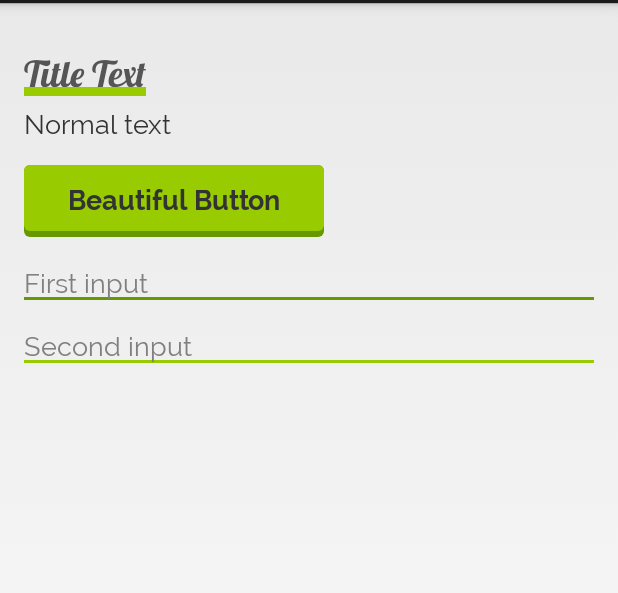
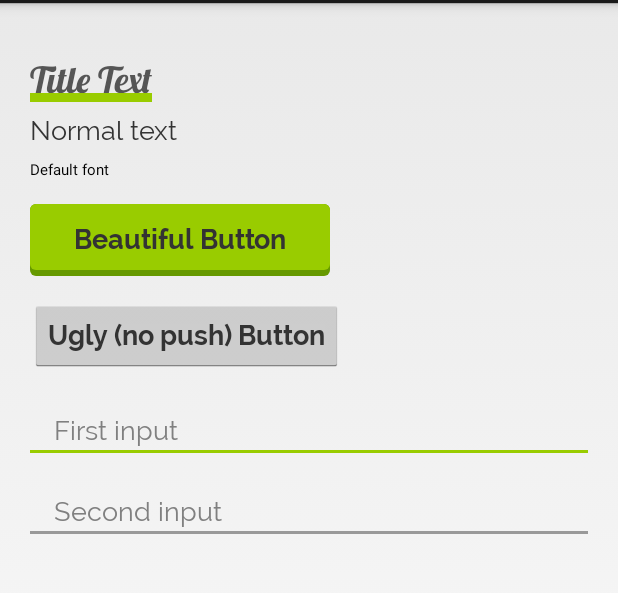
Before and after one commit to CodeAndMagic/AndroidWidgetsExt, an Android app: the screen it shows after launch (HomeActivity), on a phone screen of 412 x 824 dp, the part 69-662 px from its top. Run offline under Robolectric (Android 15) with nearby library versions, the phone set to English and light mode, and no system bars; our stand-ins replace ButterKnife.

Commit message:
Set the extensions based on the ext attributes used rather than explicitly. Draw the background first for animated drawable.

```diff
--- a/app/src/main/res/layout/activity_home.xml
+++ b/app/src/main/res/layout/activity_home.xml
@@ -1,14 +1,9 @@
 <LinearLayout xmlns:android="http://schemas.android.com/apk/res/android"
-              xmlns:tools="http://schemas.android.com/tools"
+              xmlns:app="http://schemas.android.com/apk/res-auto"
               android:orientation="vertical"
               android:layout_width="match_parent"
               android:layout_height="match_parent"
-              android:paddingLeft="@dimen/activity_horizontal_margin"
-              android:paddingRight="@dimen/activity_horizontal_margin"
-              android:paddingTop="@dimen/activity_vertical_margin"
-              android:paddingBottom="@dimen/activity_vertical_margin"
-              tools:context=".HomeActivity">
-
+              android:padding="20dp">
 
     <ext.TextView
         android:layout_width="wrap_content"
@@ -23,12 +18,26 @@
         android:layout_marginTop="8dp"
         android:text="Normal text"/>
 
+    <ext.TextView
+        android:layout_width="wrap_content"
+        android:layout_height="wrap_content"
+        android:layout_marginTop="8dp"
+        android:textAppearance="@null"
+        android:text="Default font"/>
+
     <ext.Button
         android:id="@+id/button"
         android:layout_width="wrap_content"
         android:layout_height="wrap_content"
         android:layout_marginTop="16dp"
         android:text="Beautiful Button"/>
+
+    <ext.Button
+        android:layout_width="wrap_content"
+        android:layout_height="wrap_content"
+        android:layout_marginTop="16dp"
+        app:pushDepth="0dp"
+        android:text="Ugly (no push) Button"/>
 
     <ext.EditText
         android:layout_width="match_parent"
@@ -40,7 +49,6 @@
         android:layout_width="match_parent"
         android:layout_height="wrap_content"
         android:layout_marginTop="20dp"
-        android:hint="Second input"
-        style="@style/EditTextStyle.FromLeft"/>
+        android:hint="Second input"/>
 
 </LinearLayout>
--- a/app/src/main/res/layout/fragment_simple_form.xml
+++ b/app/src/main/res/layout/fragment_simple_form.xml
@@ -59,7 +59,7 @@
             android:gravity="center"
             android:hint="mm"/>
 
-        <ext.EditText
+        <EditText
             android:id="@+id/birthday_year"
             android:layout_width="wrap_content"
             android:layout_height="wrap_content"
--- /dev/null
+++ b/app/src/main/res/values/colors.xml
@@ -0,0 +1,5 @@
+<resources>
+    <color name="primary">#9c0</color>
+    <color name="primaryDark">#690</color>
+    <color name="neutral">#999</color>
+</resources>
--- a/app/src/main/res/values/dimens.xml
+++ b/app/src/main/res/values/dimens.xml
@@ -1,5 +1,3 @@
 <resources>
-    <!-- Default screen margins, per the Android Design guidelines. -->
-    <dimen name="activity_horizontal_margin">16dp</dimen>
-    <dimen name="activity_vertical_margin">16dp</dimen>
+    <dimen name="edit_text_stroke">2dp</dimen>
 </resources>
--- a/app/src/main/res/values/styles.xml
+++ b/app/src/main/res/values/styles.xml
@@ -1,8 +1,8 @@
 <resources>
 
     <style name="AppTheme" parent="android:Theme.Holo.Light.DarkActionBar">
-        <item name="colorPrimary">#9c0</item>
-        <item name="colorPrimaryDark">#690</item>
+        <item name="colorPrimary">@color/primary</item>
+        <item name="colorPrimaryDark">@color/primaryDark</item>
         <item name="android:textViewStyle">@style/TextViewStyle</item>
         <item name="android:editTextStyle">@style/EditTextStyle</item>
         <item name="android:buttonStyle">@style/ButtonStyle</item>
@@ -44,11 +44,15 @@
     </style>
 
     <style name="EditTextStyle" parent="android:Widget.Holo.EditText">
-        <item name="animatedStrokeWidth">2dp</item>
+        <item name="strokeWidth">2dp</item>
         <item name="drawableClass">ext.drawable.AnimatedStrokeDrawable</item>
         <item name="animateFromCenter">true</item>
         <item name="android:textAppearance">@style/TextAppearance</item>
-        <item name="android:background">@null</item>
+        <item name="android:background">@color/neutral</item>
+        <item name="android:paddingTop">8dp</item>
+        <item name="android:paddingBottom">4dp</item>
+        <item name="android:paddingLeft">16dp</item>
+        <item name="android:paddingRight">16dp</item>
     </style>
 
     <style name="EditTextStyle.FromLeft">
--- a/lib/src/main/java/ext/drawable/AnimatedDrawable.java
+++ b/lib/src/main/java/ext/drawable/AnimatedDrawable.java
@@ -2,10 +2,10 @@ package ext.drawable;
 
 import android.content.Context;
 import android.content.res.TypedArray;
+import android.graphics.Canvas;
 import android.graphics.Rect;
 import android.graphics.drawable.Drawable;
 import android.util.AttributeSet;
-import android.util.Log;
 import android.view.View;
 import android.view.animation.AccelerateDecelerateInterpolator;
 import android.view.animation.Interpolator;
@@ -23,6 +23,7 @@ public abstract class AnimatedDrawable extends Drawable {
 	protected Context mContext;
 	protected Interpolator mInterpolator;
 	protected int mAnimationDuration;
+	protected Drawable mBackground;
 
 	public AnimatedDrawable(Context context, AttributeSet attrs, int defStyleAttr, int defStyleRes) {
 		mContext = context;
@@ -31,6 +32,10 @@ public abstract class AnimatedDrawable extends Drawable {
 		TypedArray array = context.obtainStyledAttributes(attrs, R.styleable.AnimatedBackgroundExtension, defStyleAttr, defStyleRes);
 		String interpolatorClass = array.getString(R.styleable.AnimatedBackgroundExtension_interpolatorClass);
 		mAnimationDuration = array.getInt(R.styleable.AnimatedBackgroundExtension_android_animationDuration, mAnimationDuration);
+		int backgroundId = array.getResourceId(R.styleable.AnimatedBackgroundExtension_android_background, 0);
+		if (backgroundId != 0) {
+			mBackground = context.getResources().getDrawable(backgroundId);
+		}
 		array.recycle();
 
 		mInterpolator = instantiateInterpolator(interpolatorClass);
@@ -56,11 +61,56 @@ public abstract class AnimatedDrawable extends Drawable {
 		mInterpolator = interpolator;
 	}
 
-	// Add below all methods that a drawable might be interested in
-
 	public abstract void onViewAttachedToWindow(View view);
 
 	public abstract void onViewDetachedToWindow(View view);
 
 	public abstract void onFocusChanged(boolean focused, int direction, Rect previouslyFocusedRect);
+
+	@Override
+	public void draw(Canvas canvas) {
+		if (mBackground != null) {
+			mBackground.draw(canvas);
+		}
+	}
+
+	@Override
+	public void setBounds(int left, int top, int right, int bottom) {
+		if (mBackground != null) {
+			mBackground.setBounds(left, top, right, bottom);
+		}
+		super.setBounds(left, top, right, bottom);
+	}
+
+	@Override
+	public void setBounds(Rect bounds) {
+		if (mBackground != null) {
+			mBackground.setBounds(bounds);
+		}
+		super.setBounds(bounds);
+	}
+
+	@Override
+	public void setChangingConfigurations(int configs) {
+		if (mBackground != null) {
+			mBackground.setChangingConfigurations(configs);
+		}
+		super.setChangingConfigurations(configs);
+	}
+
+	@Override
+	public boolean setState(int[] stateSet) {
+		if (mBackground != null) {
+			mBackground.setState(stateSet);
+		}
+		return super.setState(stateSet);
+	}
+
+	@Override
+	public void jumpToCurrentState() {
+		if (mBackground != null) {
+			mBackground.jumpToCurrentState();
+		}
+		super.jumpToCurrentState();
+	}
 }
--- a/lib/src/main/java/ext/drawable/AnimatedStrokeDrawable.java
+++ b/lib/src/main/java/ext/drawable/AnimatedStrokeDrawable.java
@@ -3,6 +3,8 @@ package ext.drawable;
 import android.animation.ObjectAnimator;
 import android.content.Context;
 import android.content.res.TypedArray;
+import android.graphics.Bitmap;
+import android.graphics.Bitmap.Config;
 import android.graphics.Canvas;
 import android.graphics.Color;
 import android.graphics.ColorFilter;
@@ -41,23 +43,24 @@ public class AnimatedStrokeDrawable extends AnimatedDrawable {
 
 		array = context.obtainStyledAttributes(attrs, R.styleable.AnimatedStrokeDrawable, defStyleAttr, defStyleRes);
 		mStrokeWidth = (int) TypedValue.applyDimension(TypedValue.COMPLEX_UNIT_DIP, 1, context.getResources().getDisplayMetrics());
-		mStrokeWidth = array.getDimensionPixelSize(R.styleable.AnimatedStrokeDrawable_animatedStrokeWidth, mStrokeWidth);
+		mStrokeWidth = array.getDimensionPixelSize(R.styleable.AnimatedStrokeDrawable_strokeWidth, mStrokeWidth);
 		mAnimateFromCenter = array.getBoolean(R.styleable.AnimatedStrokeDrawable_animateFromCenter, mAnimateFromCenter);
 		array.recycle();
 
 		mPaint = new Paint(Paint.ANTI_ALIAS_FLAG);
 		mPaint.setStyle(Style.FILL);
-		mPaint.setColor(colorPrimary);
+		mPaint.setColor(colorPrimaryDark);
 
 		mFocusedPaint = new Paint(Paint.ANTI_ALIAS_FLAG);
 		mFocusedPaint.setStyle(Style.FILL);
-		mFocusedPaint.setColor(colorPrimaryDark);
+		mFocusedPaint.setColor(colorPrimary);
 
 		mBounds = new Rect();
 	}
 
 	@Override
 	protected void onBoundsChange(Rect bounds) {
+		super.onBoundsChange(bounds);
 		mBounds.set(bounds);
 		if (mStartAfterBoundsSet) {
 			animateFocus();
@@ -77,30 +80,29 @@ public class AnimatedStrokeDrawable extends AnimatedDrawable {
 
 	@Override
 	public void draw(Canvas canvas) {
+
 		final Rect bounds = getBounds();
 		final int saveCount = canvas.save();
+
 		canvas.translate(bounds.left, bounds.top);
-		canvas.drawRect(getBounds().left, getBounds().bottom - mStrokeWidth, getBounds().right, getBounds().bottom, mPaint);
+		if (mBackground == null) {
+			canvas.drawRect(bounds.left, bounds.bottom - mStrokeWidth, bounds.right, bounds.bottom, mPaint);
+		} else {
+			Bitmap bitmap = Bitmap.createBitmap(mBounds.width(), mStrokeWidth, Config.ARGB_8888);
+			Canvas bgCanvas = new Canvas(bitmap);
+			mBackground.draw(bgCanvas);
+			canvas.drawBitmap(bitmap, bounds.left, bounds.bottom - mStrokeWidth, mPaint);
+		}
 
 		if (mAnimateFromCenter) {
 			int w = getIntrinsicWidth();
 			float left = ((float) (w - mWidth)) / 2.0f;
 			float right = left + mWidth;
-			canvas.drawRect(left, getBounds().bottom - mStrokeWidth, right, getBounds().bottom, mFocusedPaint);
+			canvas.drawRect(left, bounds.bottom - mStrokeWidth, right, bounds.bottom, mFocusedPaint);
 		} else {
-			canvas.drawRect(getBounds().left, getBounds().bottom - mStrokeWidth, getBounds().left + mWidth, getBounds().bottom, mFocusedPaint);
+			canvas.drawRect(bounds.left, bounds.bottom - mStrokeWidth, bounds.left + mWidth, bounds.bottom, mFocusedPaint);
 		}
 		canvas.restoreToCount(saveCount);
-	}
-
-	@Override
-	public void setAlpha(int alpha) {
-		// nothing
-	}
-
-	@Override
-	public void setColorFilter(ColorFilter cf) {
-		// nothing
 	}
 
 	@Override
@@ -137,6 +139,16 @@ public class AnimatedStrokeDrawable extends AnimatedDrawable {
 	}
 
 	@Override
+	public void setAlpha(int alpha) {
+		// nothing
+	}
+
+	@Override
+	public void setColorFilter(ColorFilter cf) {
+		// nothing
+	}
+
+	@Override
 	public void onViewAttachedToWindow(View view) {
 		// nothing
 	}
--- a/lib/src/main/java/ext/extensions/ExtensionManager.java
+++ b/lib/src/main/java/ext/extensions/ExtensionManager.java
@@ -41,7 +41,34 @@ public class ExtensionManager {
 		for (Entry<int[], Class<? extends ViewExtension>> entry : sExtensionMap.entrySet()) {
 			TypedArray array = context.obtainStyledAttributes(attrs, entry.getKey(), defStyleAttr, defStyleRes);
 			if (array.getIndexCount() > 0) {
-				extensions.add(newExtension(entry.getValue()));
+				Class<? extends ViewExtension> clazz = entry.getValue();
+				boolean add = false;
+
+				if (FontExtension.class == clazz) {
+					int fontFamilyAttr = FontExtension.obtainTextAppearanceFontFamily();
+					if (array.getIndex(fontFamilyAttr) > 0) {
+						String fontFamily = FontExtension.obtainTextAppearanceFontFamily(context, attrs, defStyleAttr, defStyleRes);
+						if (fontFamily != null) {
+							add = true;
+						}
+					}
+
+				} else if (BorderExtension.class == clazz &&
+					array.getDimension(R.styleable.BorderExtension_borderWidth, 0) > 0) {
+					add = true;
+
+				} else if (PushButtonExtension.class == clazz &&
+					array.getDimension(R.styleable.PushButtonExtension_pushDepth, 0) > 0) {
+					add = true;
+
+				} else if (AnimatedBackgroundExtension.class == clazz &&
+					array.getString(R.styleable.AnimatedBackgroundExtension_drawableClass) != null) {
+					add = true;
+				}
+
+				if (add) {
+					extensions.add(newExtension(clazz));
+				}
 			}
 			array.recycle();
 		}
--- a/lib/src/main/java/ext/extensions/typeface/FontExtension.java
+++ b/lib/src/main/java/ext/extensions/typeface/FontExtension.java
@@ -1,7 +1,8 @@
 package ext.extensions.typeface;
 
+import android.content.Context;
+import android.content.res.TypedArray;
 import android.util.AttributeSet;
-import android.view.View;
 import android.widget.TextView;
 
 import ext.extensions.BaseViewExtension;
@@ -16,4 +17,100 @@ public class FontExtension<T extends TextView> extends BaseViewExtension<T> {
 		super.init(view, attrs, defStyleAttr, defStyleRes);
 		FontManager.getInstance().applyFont(view, attrs, defStyleAttr, defStyleRes);
 	}
+
+	public static String obtainTextAppearanceFontFamily(Context context, AttributeSet attrs, int defStyleAttr, int defStyleRes) {
+		TypedArray array = FontExtension.obtainTextAppearanceArray(context, attrs, defStyleAttr, defStyleRes);
+		int attrFontFamily = FontExtension.obtainTextAppearanceFontFamily();
+		String fontFamily = null;
+
+		if (attrFontFamily != -1) {
+			int n = array.getIndexCount();
+			for (int i = 0; i < n; i++) {
+				int attr = array.getIndex(i);
+				if (attr == attrFontFamily) {
+					fontFamily = array.getString(attr);
+					break;
+				}
+			}
+		}
+		array.recycle();
+
+		return fontFamily;
+	}
+
+	public static TypedArray obtainTextAppearanceArray(Context context, AttributeSet attrs, int defStyleAttr, int defStyleRes) {
+		int textViewAppearanceAttrs[] = obtainTextViewAppearance();
+
+		if (textViewAppearanceAttrs != null) {
+
+			TypedArray textViewAppearance = context.getTheme().obtainStyledAttributes(attrs, textViewAppearanceAttrs, defStyleAttr, defStyleRes);
+			int textViewAppearanceTextAppearanceAttr = obtainTextViewAppearanceTextAppearance();
+
+			if (textViewAppearanceTextAppearanceAttr != -1) {
+
+				int textAppearanceResId = textViewAppearance.getResourceId(textViewAppearanceTextAppearanceAttr, -1);
+				int textAppearanceAttrs[] = obtainTextAppearance();
+
+				if (textAppearanceResId != -1 && textAppearanceAttrs != null) {
+					return context.getTheme().obtainStyledAttributes(textAppearanceResId, textAppearanceAttrs);
+				}
+			}
+			textViewAppearance.recycle();
+		}
+		return null;
+	}
+
+	private static int[] obtainTextViewAppearance() {
+		try {
+			Class clazz = Class.forName("com.android.internal.R$styleable");
+			return (int[]) clazz.getField("TextViewAppearance").get(clazz);
+		} catch (Exception e) {
+			return null;
+		}
+	}
+
+	private static int obtainTextViewAppearanceTextAppearance() {
+		try {
+			Class clazz = Class.forName("com.android.internal.R$styleable");
+			return clazz.getField("TextViewAppearance_textAppearance").getInt(clazz);
+		} catch (Exception e) {
+			return -1;
+		}
+	}
+
+	private static int[] obtainTextAppearance() {
+		try {
+			Class clazz = Class.forName("com.android.internal.R$styleable");
+			return (int[]) clazz.getField("TextAppearance").get(clazz);
+		} catch (Exception e) {
+			return null;
+		}
+	}
+
+	public static int obtainTextAppearanceFontFamily() {
+		try {
+			Class clazz = Class.forName("com.android.internal.R$styleable");
+			return clazz.getField("TextAppearance_fontFamily").getInt(clazz);
+		} catch (Exception e) {
+			return -1;
+		}
+	}
+
+	public static int obtainTextViewFontFamily() {
+		try {
+			Class clazz = Class.forName("com.android.internal.R$styleable");
+			return clazz.getField("TextView_fontFamily").getInt(clazz);
+		} catch (Exception e) {
+			return -1;
+		}
+	}
+
+	private static int obtainTextAppearanceTextStyle() {
+		try {
+			Class clazz = Class.forName("com.android.internal.R$styleable");
+			return clazz.getField("TextAppearance_textStyle").getInt(clazz);
+		} catch (Exception e) {
+			return -1;
+		}
+	}
 }
--- a/lib/src/main/java/ext/extensions/typeface/FontManager.java
+++ b/lib/src/main/java/ext/extensions/typeface/FontManager.java
@@ -1,7 +1,6 @@
 package ext.extensions.typeface;
 
 import android.content.Context;
-import android.content.res.TypedArray;
 import android.graphics.Typeface;
 import android.util.AttributeSet;
 import android.widget.TextView;
@@ -40,24 +39,8 @@ public class FontManager {
 	}
 
 	public void applyFont(TextView view, AttributeSet attrs, int defStyleAttr, int defStyleRes) {
-		Context context = view.getContext();
 
-		TypedArray taArray = obtainTextAppearanceArray(context, attrs, defStyleAttr, defStyleRes);
-		int attrFontFamily = obtainTextAppearanceFontFamily();
-		String fontFamily = null;
-
-		if (attrFontFamily != -1) {
-			int n = taArray.getIndexCount();
-			for (int i = 0; i < n; i++) {
-				int attr = taArray.getIndex(i);
-				if (attr == attrFontFamily) {
-					fontFamily = taArray.getString(attr);
-					break;
-				}
-			}
-		}
-		taArray.recycle();
-
+		String fontFamily = FontExtension.obtainTextAppearanceFontFamily(view.getContext(), attrs, defStyleAttr, defStyleRes);
 		if (isEmpty(fontFamily)) {
 			return;
 		}
@@ -96,70 +79,5 @@ public class FontManager {
 		return typeface;
 	}
 
-	private TypedArray obtainTextAppearanceArray(Context context, AttributeSet attrs, int defStyleAttr, int defStyleRes) {
-		int textViewAppearanceAttrs[] = obtainTextViewAppearance();
 
-		if (textViewAppearanceAttrs != null) {
-
-			TypedArray textViewAppearance = context.getTheme().obtainStyledAttributes(attrs, textViewAppearanceAttrs, defStyleAttr, defStyleRes);
-			int textViewAppearanceTextAppearanceAttr = obtainTextViewAppearanceTextAppearance();
-
-			if (textViewAppearanceTextAppearanceAttr != -1) {
-
-				int textAppearanceResId = textViewAppearance.getResourceId(textViewAppearanceTextAppearanceAttr, -1);
-				int textAppearanceAttrs[] = obtainTextAppearance();
-
-				if (textAppearanceResId != -1 && textAppearanceAttrs != null) {
-					return context.getTheme().obtainStyledAttributes(textAppearanceResId, textAppearanceAttrs);
-				}
-			}
-			textViewAppearance.recycle();
-		}
-		return null;
-	}
-
-	private int[] obtainTextViewAppearance() {
-		try {
-			Class clazz = Class.forName("com.android.internal.R$styleable");
-			return (int[]) clazz.getField("TextViewAppearance").get(clazz);
-		} catch (Exception e) {
-			return null;
-		}
-	}
-
-	private int obtainTextViewAppearanceTextAppearance() {
-		try {
-			Class clazz = Class.forName("com.android.internal.R$styleable");
-			return clazz.getField("TextViewAppearance_textAppearance").getInt(clazz);
-		} catch (Exception e) {
-			return -1;
-		}
-	}
-
-	private int[] obtainTextAppearance() {
-		try {
-			Class clazz = Class.forName("com.android.internal.R$styleable");
-			return (int[]) clazz.getField("TextAppearance").get(clazz);
-		} catch (Exception e) {
-			return null;
-		}
-	}
-
-	private int obtainTextAppearanceFontFamily() {
-		try {
-			Class clazz = Class.forName("com.android.internal.R$styleable");
-			return clazz.getField("TextAppearance_fontFamily").getInt(clazz);
-		} catch (Exception e) {
-			return -1;
-		}
-	}
-
-	private int obtainTextAppearanceTextStyle() {
-		try {
-			Class clazz = Class.forName("com.android.internal.R$styleable");
-			return clazz.getField("TextAppearance_textStyle").getInt(clazz);
-		} catch (Exception e) {
-			return -1;
-		}
-	}
 }
--- a/lib/src/main/res/values/attrs.xml
+++ b/lib/src/main/res/values/attrs.xml
@@ -2,6 +2,10 @@
 
     <declare-styleable name="FontExtension">
         <attr name="android:textAppearance"/>
+    </declare-styleable>
+
+    <declare-styleable name="ClearableExtension">
+        <attr name="clearIcon" format="reference"/>
     </declare-styleable>
 
     <declare-styleable name="ThemeExtension">
@@ -9,7 +13,7 @@
         <attr name="colorPrimaryDark" format="color|reference"/>
     </declare-styleable>
 
-    <declare-styleable name="BorderExtension">
+    <declare-styleable name="BorderExtension"> <!-- extends ThemeExtension -->
         <attr name="borderColor" format="color|reference"/>
         <attr name="borderWidth" format="dimension"/>
         <attr name="borderPosition">
@@ -20,16 +24,13 @@
         </attr>
     </declare-styleable>
 
-    <declare-styleable name="ClearableExtension">
-        <attr name="clearIcon" format="reference"/>
-    </declare-styleable>
-
-    <declare-styleable name="PushButtonExtension">
+    <declare-styleable name="PushButtonExtension"> <!-- extends ThemeExtension -->
         <attr name="pushDepth" format="dimension"/>
         <attr name="pushCornerRadius" format="dimension"/>
     </declare-styleable>
 
-    <declare-styleable name="AnimatedBackgroundExtension">
+    <declare-styleable name="AnimatedBackgroundExtension"> <!-- extends ThemeExtension -->
+        <attr name="android:background"/>
         <attr name="android:animationDuration"/>
         <attr name="drawableClass" format="string"/>
         <attr name="interpolatorClass" format="string"/>
@@ -37,12 +38,7 @@
 
     <declare-styleable name="AnimatedStrokeDrawable">
         <attr name="animateFromCenter" format="boolean"/>
-        <attr name="animatedStrokeWidth" format="dimension"/>
+        <attr name="strokeWidth" format="dimension"/>
     </declare-styleable>
 
-    <declare-styleable name="AnimatedRippleDrawable">
-        <!-- todo -->
-    </declare-styleable>
-
-
 </resources>
```
